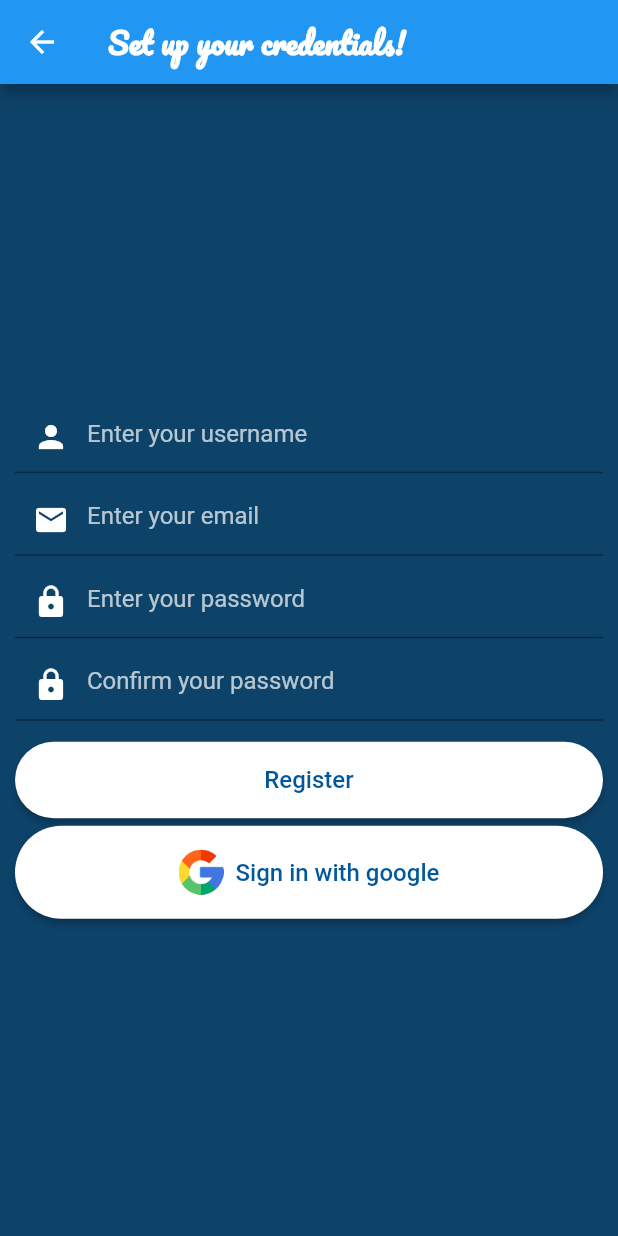
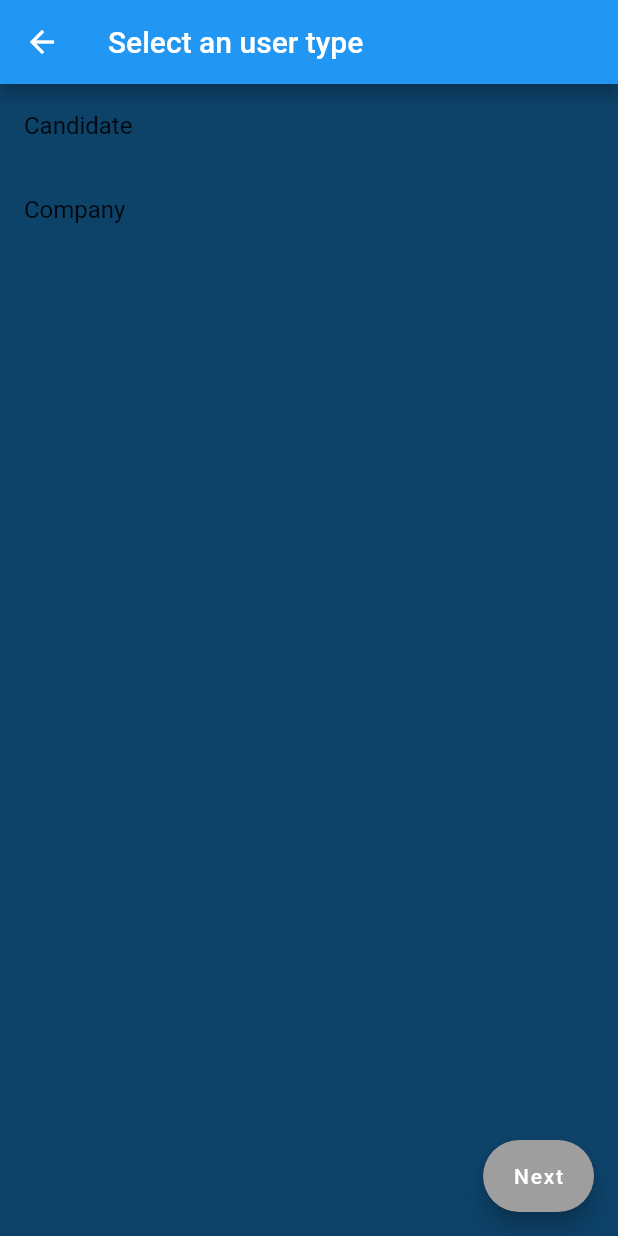
Before and after one commit to Falchizao/worker_client, a Flutter app: the LetsGetStartedPage screen opened directly, after a tap on an icon or button, on a phone screen of 412 x 824 dp. Run offline on Flutter 3.47's test engine with Material 2 defaults, Android fonts, the phone set to English and light mode, and no system bars; our stand-ins replace faker, flutter_secure_storage, flutter_svg, fluttertoast, get, google_fonts and 3 more; accounts and stored records are empty.

Commit message:
feat: select user type page

```diff
--- a/lib/modules/content/lets_start.dart
+++ b/lib/modules/content/lets_start.dart
@@ -1,7 +1,7 @@
 import 'package:flutter/material.dart';
 import 'package:get/get.dart';
 import 'package:google_fonts/google_fonts.dart';
-import 'package:scarlet_graph/services/register.dart';
+import '../../services/user_type.dart';
 
 class LetsGetStartedPage extends StatefulWidget {
   const LetsGetStartedPage({super.key});
@@ -58,7 +58,7 @@ class _LetsGetStartedPageState extends State<LetsGetStartedPage> {
             const SizedBox(height: 200),
             ElevatedButton(
               onPressed: () {
-                Get.to(() => const RegisterPage());
+                Get.to(() => SelectPage());
               },
               child: const Text('Let`s get started'),
             ),
--- /dev/null
+++ b/lib/services/user_type.dart
@@ -0,0 +1,48 @@
+import 'package:flutter/material.dart';
+import 'package:get/get.dart';
+import 'package:scarlet_graph/services/register.dart';
+
+class SelectPage extends StatefulWidget {
+  @override
+  _SelectPageState createState() => _SelectPageState();
+}
+
+class _SelectPageState extends State<SelectPage> {
+  int _selectedIndex = -1;
+  final List<String> _options = ['Candidate', 'Company'];
+
+  @override
+  Widget build(BuildContext context) {
+    return Scaffold(
+      backgroundColor: const Color.fromARGB(255, 13, 66, 105),
+      appBar: AppBar(
+        title: const Text('Select an user type'),
+      ),
+      body: ListView.builder(
+        itemCount: _options.length,
+        itemBuilder: (context, index) {
+          return ListTile(
+            title: Text(_options[index]),
+            trailing: _selectedIndex == index ? const Icon(Icons.check) : null,
+            onTap: () {
+              setState(() {
+                _selectedIndex = index;
+              });
+            },
+          );
+        },
+      ),
+      floatingActionButton: FloatingActionButton.extended(
+        onPressed: _selectedIndex != -1 ? _onSubmitPressed : null,
+        tooltip: 'Submit',
+        label: const Text('Next'),
+        backgroundColor: _selectedIndex != -1 ? Colors.blue : Colors.grey,
+      ),
+    );
+  }
+
+  void _onSubmitPressed() {
+    Get.to(() => RegisterPage());
+    Navigator.pop(context, _options[_selectedIndex]);
+  }
+}
```
